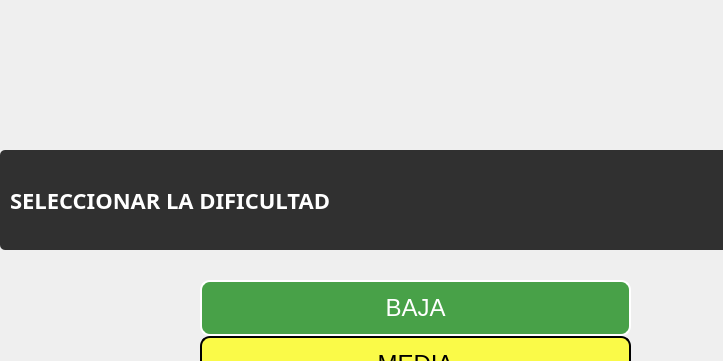
This is menu.ui in facurz55/Paper-Please as Qt 5 draws it before an edit; both pictures show x 0 to 723 and y 0 to 361 of the 831 by 659 pixel window. The edited form follows.
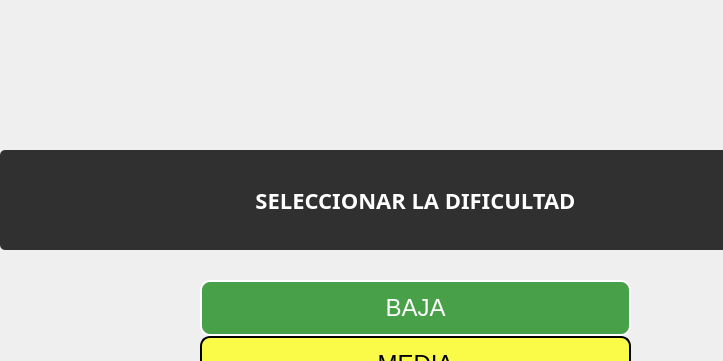
This is the edited form. Icons and pictures are not drawn.

The edit to the form file:
```diff
--- a/menu.ui
+++ b/menu.ui
@@ -261,6 +261,9 @@
            <property name="text">
             <string>SELECCIONAR LA DIFICULTAD</string>
            </property>
+           <property name="alignment">
+            <set>Qt::AlignmentFlag::AlignCenter</set>
+           </property>
            <property name="margin">
             <number>0</number>
            </property>
```
